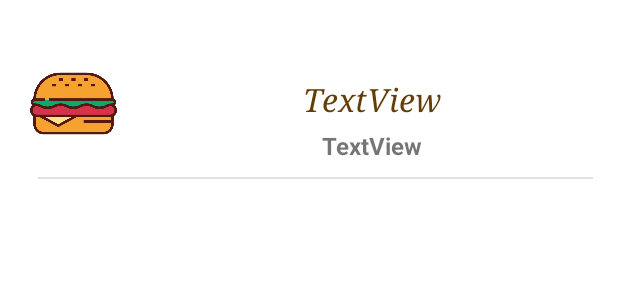
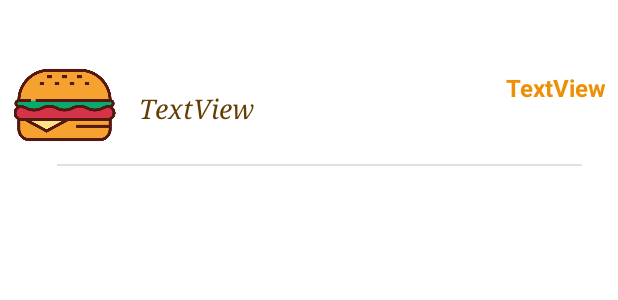
Before and after one commit to tutoy83/AndroidERestaurant, an Android app: the layout meal_cell.xml on its own in the app's theme, with its tools: preview values and no code run, on a phone screen of 412 x 824 dp. Shown: the top 300 px of the screen. Run offline under Robolectric (Android 15) with nearby library versions, the phone set to English and light mode, and no system bars; network calls fail.

Commit message:
Visual fix on recycler view, Add price and image

```diff
--- a/app/build.gradle
+++ b/app/build.gradle
@@ -43,6 +43,7 @@ dependencies {
     implementation 'androidx.constraintlayout:constraintlayout:2.1.4'
     implementation 'com.android.volley:volley:1.2.1'
     implementation 'com.google.code.gson:gson:2.9.0'
+    implementation 'com.squareup.picasso:picasso:2.71828'
     testImplementation 'junit:junit:4.13.2'
     androidTestImplementation 'androidx.test.ext:junit:1.1.5'
     androidTestImplementation 'androidx.test.espresso:espresso-core:3.5.1'
--- a/app/src/main/java/fr/isen/mignottetheo/androiderestaurant/DetailActivity.kt
+++ b/app/src/main/java/fr/isen/mignottetheo/androiderestaurant/DetailActivity.kt
@@ -15,7 +15,7 @@ class DetailActivity : AppCompatActivity() {
         setContentView(binding.root)
 
         //Modifier le titre en fct de la cat seletionee
-        val itemtodisplay = intent.getStringExtra("detailitemtodisplay")
+        val itemtodisplay = intent.getStringExtra("detailItemName")
         binding.detailTitleArticle.text = itemtodisplay
 
 
--- a/app/src/main/java/fr/isen/mignottetheo/androiderestaurant/MealActivity.kt
+++ b/app/src/main/java/fr/isen/mignottetheo/androiderestaurant/MealActivity.kt
@@ -42,7 +42,7 @@ class MealActivity : AppCompatActivity() {
 
         binding.categoryList.adapter = MealAdapter(value) {
             val intent = Intent(this, DetailActivity::class.java)
-            intent.putExtra("detailitemtodisplay", it)
+            intent.putExtra("detailItemName", it)
             startActivity(intent)
         }
 
--- a/app/src/main/res/layout/activity_detail.xml
+++ b/app/src/main/res/layout/activity_detail.xml
@@ -13,7 +13,7 @@
         android:layout_marginTop="20dp"
         android:text="TextView"
         android:textColor="#9E6511"
-        android:textSize="28sp"
+        android:textSize="25sp"
         android:textStyle="bold|italic"
         app:layout_constraintEnd_toEndOf="parent"
         app:layout_constraintStart_toStartOf="parent"
--- a/app/src/main/res/layout/meal_cell.xml
+++ b/app/src/main/res/layout/meal_cell.xml
@@ -7,37 +7,39 @@
 
     <TextView
         android:id="@+id/cellName"
-        android:layout_width="wrap_content"
+        android:layout_width="0dp"
         android:layout_height="wrap_content"
-        android:layout_marginTop="52dp"
+        android:layout_marginStart="10dp"
+        android:layout_marginTop="60dp"
+        android:layout_marginEnd="4dp"
         android:fontFamily="serif"
         android:text="TextView"
         android:textAllCaps="false"
         android:textAppearance="@style/TextAppearance.AppCompat.Display1"
         android:textColor="#633D04"
-        android:textSize="21sp"
+        android:textSize="18sp"
         android:textStyle="italic"
-        app:layout_constraintEnd_toEndOf="parent"
+        app:layout_constraintEnd_toStartOf="@+id/cellPrice"
         app:layout_constraintStart_toEndOf="@+id/cellImage"
         app:layout_constraintTop_toTopOf="parent" />
 
     <View
         android:id="@+id/divider3"
-        android:layout_width="370dp"
+        android:layout_width="350dp"
         android:layout_height="1dp"
-        android:layout_marginTop="10dp"
+        android:layout_marginTop="5dp"
         android:background="?android:attr/listDivider"
         app:layout_constraintEnd_toEndOf="parent"
         app:layout_constraintHorizontal_bias="0.609"
         app:layout_constraintStart_toStartOf="parent"
-        app:layout_constraintTop_toBottomOf="@+id/cellPrice" />
+        app:layout_constraintTop_toBottomOf="@+id/cellImage" />
 
     <ImageView
         android:id="@+id/cellImage"
-        android:layout_width="70dp"
-        android:layout_height="58dp"
-        android:layout_marginStart="14dp"
-        android:layout_marginTop="40dp"
+        android:layout_width="79dp"
+        android:layout_height="68dp"
+        android:layout_marginStart="3dp"
+        android:layout_marginTop="36dp"
         app:layout_constraintStart_toStartOf="parent"
         app:layout_constraintTop_toTopOf="parent"
         app:srcCompat="@drawable/burger" />
@@ -46,11 +48,12 @@
         android:id="@+id/cellPrice"
         android:layout_width="wrap_content"
         android:layout_height="wrap_content"
-        android:layout_marginTop="5dp"
+        android:layout_marginTop="47dp"
+        android:layout_marginEnd="8dp"
         android:text="TextView"
+        android:textColor="#EC9008"
         android:textSize="16sp"
         android:textStyle="bold"
         app:layout_constraintEnd_toEndOf="parent"
-        app:layout_constraintStart_toEndOf="@+id/cellImage"
-        app:layout_constraintTop_toBottomOf="@+id/cellName" />
+        app:layout_constraintTop_toTopOf="parent" />
 </androidx.constraintlayout.widget.ConstraintLayout>
```
Also changed, not shown: app/src/main/java/fr/isen/mignottetheo/androiderestaurant/MealAdapter.kt (+19 -0 lines), app/src/main/res/layout/activity_meal.xml (+6 -7 lines), app/src/main/res/drawable/mysteriousmeal.png (added), 1 other file.
